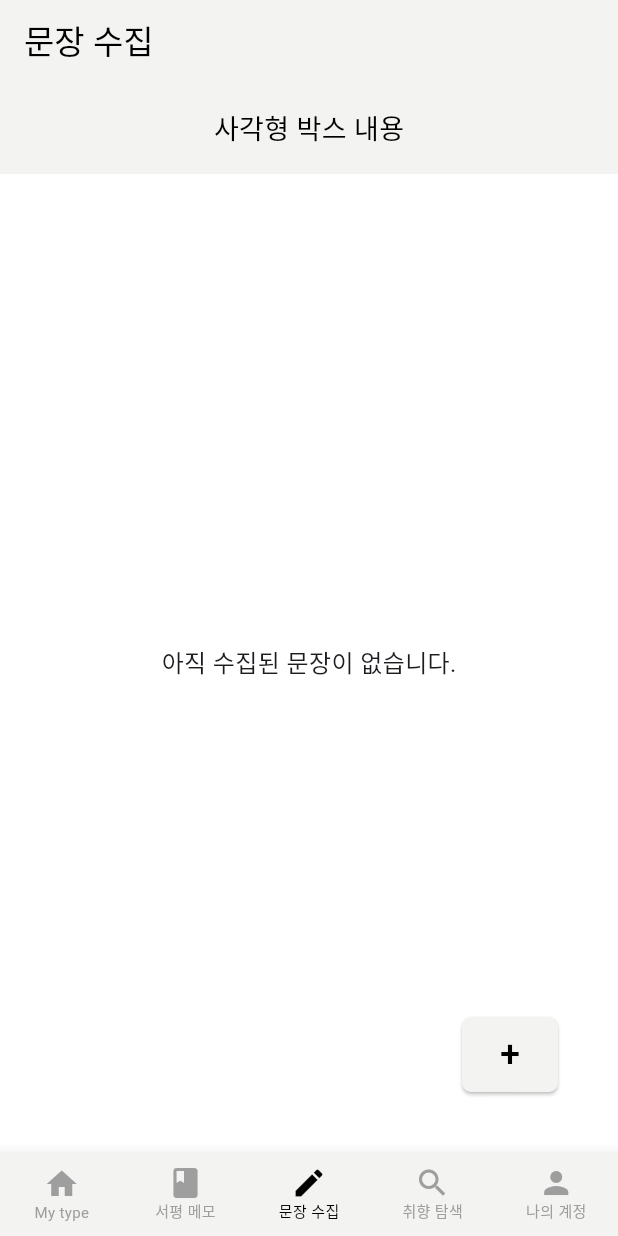
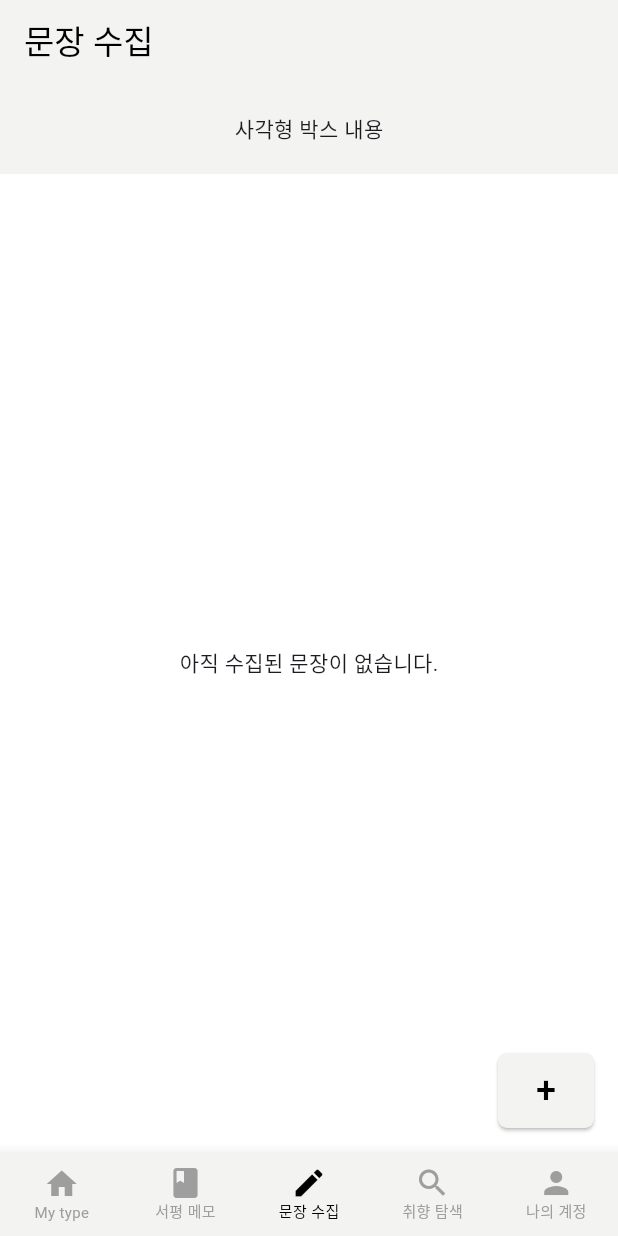
Before and after one commit to genericTypeD/TypeD-Frontend, a Flutter app: the screen it shows after launch, item 3 of the bottom bar chosen, on a phone screen of 412 x 824 dp. Run offline on Flutter 3.47's test engine with Material 3 defaults, Android fonts, the phone set to English and light mode, and no system bars; project files that could hold a hidden picture were left out.

Commit message:
feat(screen): DefaultLayout으로 감싸기

```diff
--- a/lib/sentence/screen/empty_page.dart
+++ b/lib/sentence/screen/empty_page.dart
@@ -1,9 +1,11 @@
 import 'package:flutter/material.dart';
+import 'package:typed/common/layout/default_layout.dart';
 
 class EmptyPage extends StatelessWidget {
   @override
   Widget build(BuildContext context) {
-    return Stack(
+    return DefaultLayout(
+      child: Stack(
         children: [
           Column(
             children: [
@@ -13,28 +15,26 @@ class EmptyPage extends StatelessWidget {
                 decoration: const BoxDecoration(
                   color: Color(0xFFF3F3F2),
                 ),
-              padding: const EdgeInsets.symmetric(vertical: 12, horizontal: 20),
+                padding:
+                    const EdgeInsets.symmetric(vertical: 12, horizontal: 20),
                 child: const Center(
                   child: Text(
                     "사각형 박스 내용",
-                  style: TextStyle(fontSize: 18, color: Colors.black),
                   ),
                 ),
               ),
               Expanded(
                 child: Center(
-                child: const Text(
+                  child: Text(
                     "아직 수집된 문장이 없습니다.",
-                  style: TextStyle(fontSize: 16),
                   ),
                 ),
               ),
             ],
           ),
-        Positioned(
-          bottom: 40,
-          right: 40,
-          child: ElevatedButton(
+        ],
+      ),
+      floatingActionButton: ElevatedButton(
         onPressed: () {
           Navigator.pushNamed(context, '/sentence_input');
         },
@@ -51,8 +51,6 @@ class EmptyPage extends StatelessWidget {
           style: TextStyle(fontSize: 24),
         ),
       ),
-        ),
-      ],
     );
   }
 }
```
Lines whose indentation alone changed are shown as unchanged.
